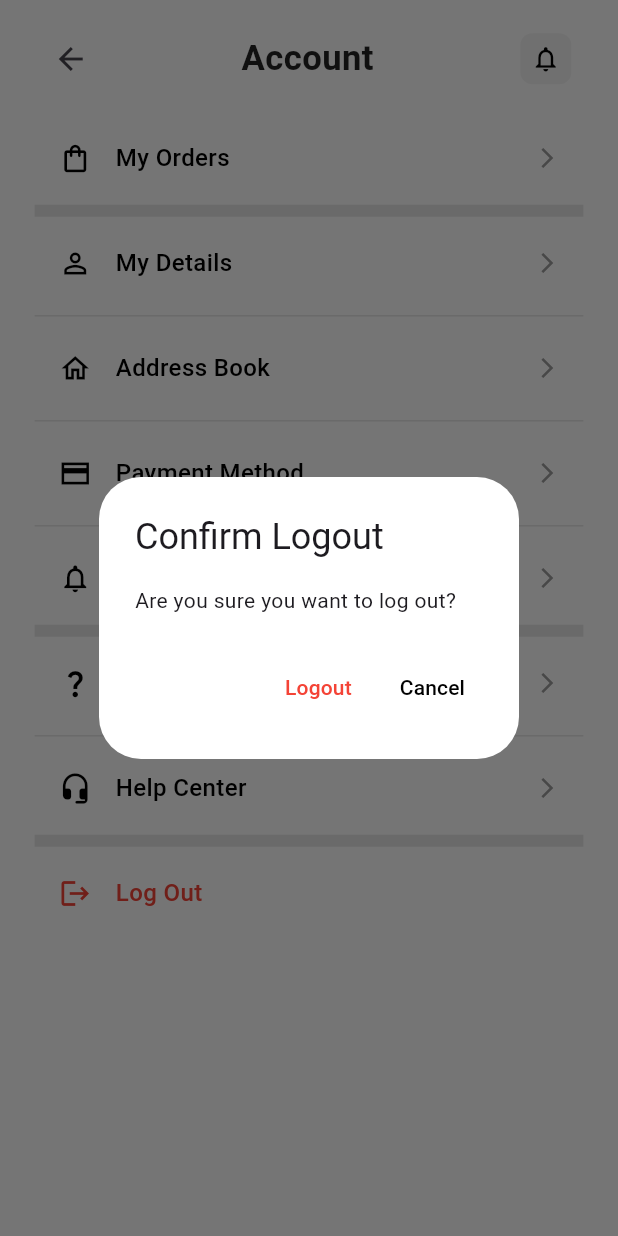
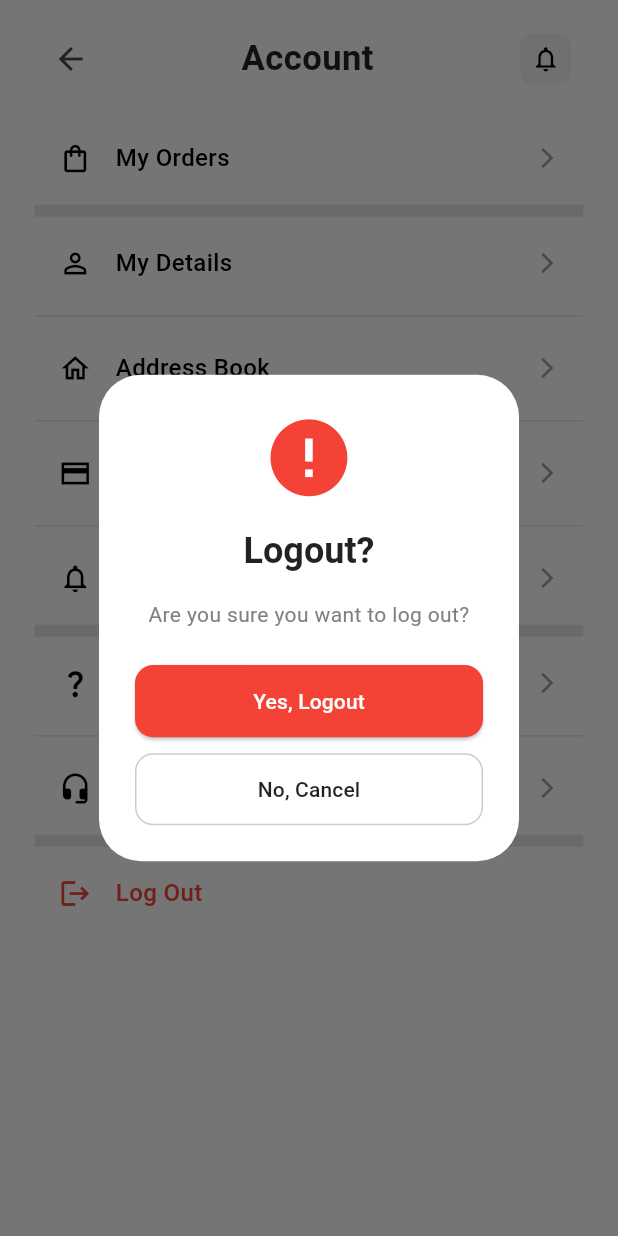
Before and after one commit to MohamadRamahi/ecommerce_app, a Flutter app: the ProfileScreen screen opened directly, after a tap on "Log Out", on a phone screen of 412 x 824 dp. Run offline on Flutter 3.47's test engine with Material 3 defaults, Android fonts, the phone set to English and light mode, and no system bars; our stand-ins replace bloc, firebase_auth, firebase_core, firebase_messaging, flutter_bloc, font_awesome_flutter and 6 more; accounts and stored records are empty.

Commit message:
edit logout widget

```diff
--- a/lib/view/screens/profile_screen.dart
+++ b/lib/view/screens/profile_screen.dart
@@ -1,4 +1,5 @@
 import 'package:ecommerce/responsive.dart';
+import 'package:ecommerce/view/widget/log_out_dialog_widget.dart';
 import 'package:ecommerce/view/widget/notification_icon_widget.dart';
 import 'package:firebase_auth/firebase_auth.dart';
 import 'package:flutter/material.dart';
@@ -22,8 +23,7 @@ class ProfileScreen extends StatelessWidget {
               Row(
                 mainAxisAlignment: MainAxisAlignment.spaceBetween,
                 children: [
-                  BackButton(
-                  ),
+                  BackButton(),
                   Text(
                     "Account",
                     style: TextStyle(
@@ -41,7 +41,6 @@ class ProfileScreen extends StatelessWidget {
               Expanded(
                 child: Column(
                   children: [
-
                     ProfileMenuItem(
                       icon: Icons.shopping_bag_outlined,
                       title: 'My Orders',
@@ -49,10 +48,7 @@ class ProfileScreen extends StatelessWidget {
                         // Navigate to orders screen
                       },
                     ),
-                     Divider(
-                       thickness: 8,
-                       color: Color(0xffE6E6E6),
-                     ),
+                    Divider(thickness: 8, color: Color(0xffE6E6E6)),
                     ProfileMenuItem(
                       icon: Icons.person_outline,
                       title: 'My Details',
@@ -60,51 +56,37 @@ class ProfileScreen extends StatelessWidget {
                         // Navigate to details screen
                       },
                     ),
-                     Divider(
-                       color: Color(0xffE6E6E6),
-                     ),
+                    Divider(color: Color(0xffE6E6E6)),
                     ProfileMenuItem(
                       icon: Icons.home_outlined,
                       title: 'Address Book',
                       onTap: () {},
                     ),
-                     Divider(
-                       color: Color(0xffE6E6E6),
-                     ),
+                    Divider(color: Color(0xffE6E6E6)),
                     ProfileMenuItem(
                       icon: Icons.credit_card_sharp,
                       title: 'Payment Method',
                       onTap: () {},
                     ),
-                     Divider(
-                       color: Color(0xffE6E6E6),
-                     ),
+                    Divider(color: Color(0xffE6E6E6)),
                     ProfileMenuItem(
                       icon: Icons.notifications_none_outlined,
                       title: 'Notifications',
                       onTap: () {},
                     ),
-                     Divider(
-                       thickness: 8,
-                       color: Color(0xffE6E6E6),
-                     ),
+                    Divider(thickness: 8, color: Color(0xffE6E6E6)),
                     ProfileMenuItem(
                       icon: Icons.question_mark_outlined,
                       title: 'FAQs',
                       onTap: () {},
                     ),
-                     Divider(
-                       color: Color(0xffE6E6E6),
-                     ),
+                    Divider(color: Color(0xffE6E6E6)),
                     ProfileMenuItem(
                       icon: Icons.headset_mic_rounded,
                       title: 'Help Center',
                       onTap: () {},
                     ),
-                     Divider(
-                       thickness: 8,
-                       color: Color(0xffE6E6E6),
-                     ),
+                    Divider(thickness: 8, color: Color(0xffE6E6E6)),
                     ProfileMenuItem(
                       icon: Icons.logout,
                       title: 'Log Out',
@@ -112,48 +94,25 @@ class ProfileScreen extends StatelessWidget {
                         final shouldLogout = await showDialog<bool>(
                           context: context,
                           builder: (context) {
-                             return AlertDialog(
-                               backgroundColor:Colors.white ,
-                               title: const Text('Confirm Logout'),
-                               content: const Text('Are you sure you want to log out?'),
-                               actions: [
-                                 TextButton(
-                                   onPressed: () => Navigator.pop(context, true),
-                                   child: const Text('Logout',
-                                   style: TextStyle(
-                                     color: Colors.red
-                                   ),
-                                   ),
-                                 ),
-                                 TextButton(
-                                   onPressed: () => Navigator.pop(context, false),
-                                   child: const Text(
-                                     'Cancel',
-                                     style: TextStyle(color: Colors.black),
-                                   ),
-                                 ),
-                               ],
-                             );
+                            return logout_dialog_widget();
                           },
                         );
 
                         if (shouldLogout == true) {
                           await FirebaseAuth.instance.signOut();
-                           Navigator.of(context, rootNavigator: true)
-                               .pushNamedAndRemoveUntil('/login', (route) => false);
+                          Navigator.of(
+                            context,
+                            rootNavigator: true,
+                          ).pushNamedAndRemoveUntil('/login', (route) => false);
                         }
                       },
 
                       textColor: Colors.red,
                       showArrow: false,
                     ),
-
-
-
-
                   ],
-                 )
-             )
+                ),
+              ),
             ],
           ),
         ),
@@ -161,6 +120,7 @@ class ProfileScreen extends StatelessWidget {
     );
   }
 }
+
 
 class ProfileMenuItem extends StatelessWidget {
   final IconData icon;
@@ -186,9 +146,7 @@ class ProfileMenuItem extends StatelessWidget {
       child: Container(
         height: 54,
         padding: const EdgeInsets.symmetric(horizontal: 16),
-        decoration: const BoxDecoration(
-          color: Colors.white,
-        ),
+        decoration: const BoxDecoration(color: Colors.white),
         child: Row(
           children: [
             Icon(icon, size: 22, color: textColor ?? Colors.black),
--- /dev/null
+++ b/lib/view/widget/log_out_dialog_widget.dart
@@ -0,0 +1,101 @@
+import 'package:ecommerce/responsive.dart';
+import 'package:flutter/material.dart';
+
+class logout_dialog_widget extends StatelessWidget {
+  const logout_dialog_widget({
+    super.key,
+  });
+
+  @override
+  Widget build(BuildContext context) {
+    return AlertDialog(
+      backgroundColor: Colors.white,
+      icon: Icon(
+        Icons.error,
+        color: Colors.red,
+        size: responsiveWidth(context, 64),
+      ),
+      title: Text(
+        'Logout?',
+        style: TextStyle(
+          color: Colors.black87,
+          fontWeight: FontWeight.w700,
+        ),
+      ),
+      content: Text(
+        'Are you sure you want to log out?',
+        style: TextStyle(color: Color(0xff808080)),
+        textAlign: TextAlign.center,
+      ),
+      actions: [
+        Column(
+          children: [
+            SizedBox(
+              width: double.infinity,
+              height: responsiveHeight(context, 54),
+              child: ElevatedButton(
+                onPressed:
+                    () => Navigator.pop(context, true),
+                style: ElevatedButton.styleFrom(
+                  backgroundColor: Colors.red,
+                  shape: RoundedRectangleBorder(
+                    borderRadius: BorderRadius.circular(12),
+                  ),
+
+                ),
+                child: Text(
+                  'Yes, Logout',
+                  style: TextStyle(color: Colors.white,
+                  ),
+                ),
+              ),
+            ),
+            SizedBox(height: responsiveHeight(context, 12),),
+            SizedBox(
+              width: double.infinity,
+              height: responsiveHeight(context, 54),
+              child: ElevatedButton(
+                onPressed:
+                    () => Navigator.pop(context, false),
+                style: ElevatedButton.styleFrom(
+
+                    backgroundColor: Colors.white,
+                    shape: RoundedRectangleBorder(
+                      borderRadius: BorderRadius.circular(12),
+                    ),
+                    elevation: 0,
+                    side: BorderSide(
+                        color: Color(0xffCCCCCC)
+                    )
+
+                ),
+                child: Text(
+                  'No, Cancel',
+                  style: TextStyle(color: Colors.black87,
+                  ),
+                ),
+              ),
+            ),
+
+            /* TextButton(
+               onPressed: () => Navigator.pop(context, true),
+               child: const Text('Logout',
+               style: TextStyle(
+                 color: Colors.red
+               ),
+               ),
+             ),*/
+            /*TextButton(
+              onPressed:
+                  () => Navigator.pop(context, false),
+              child: const Text(
+                'Cancel',
+                style: TextStyle(color: Colors.black),
+              ),
+            ),*/
+          ],
+        ),
+      ],
+    );
+  }
+}
```
Lines whose indentation alone changed are shown as unchanged.
